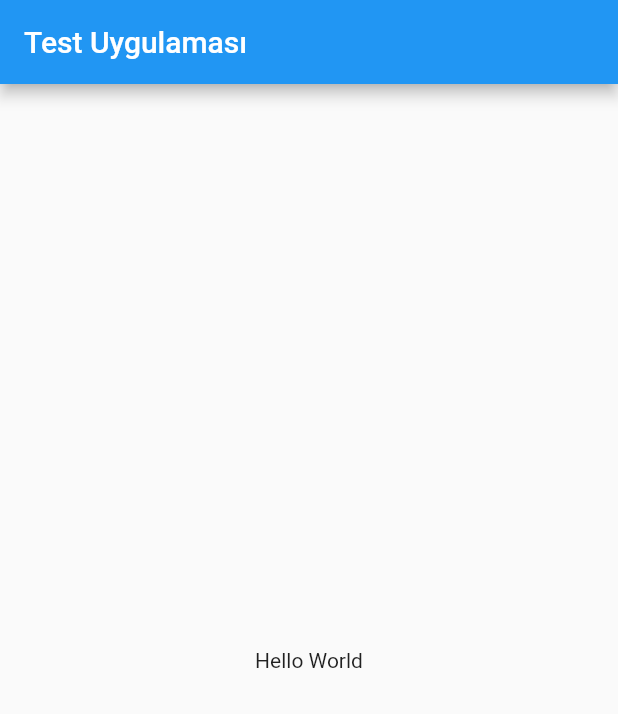
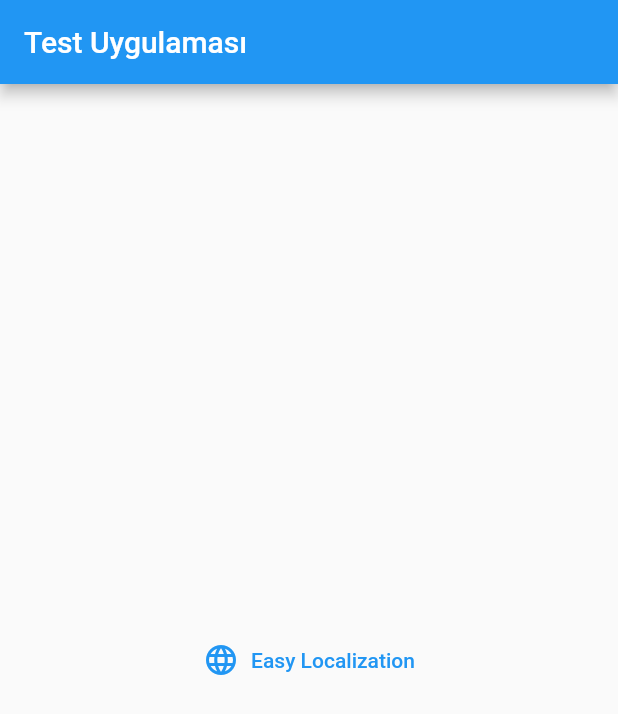
Before and after one commit to fehmivelioglu/flutter-test, a Flutter app: the screen it shows after launch, on a phone screen of 412 x 824 dp. Shown: the top 714 px of the screen. Run offline on Flutter 3.47's test engine with Material 2 defaults, Android fonts, the phone set to English and light mode, and no system bars; our stand-ins replace easy_localization.

Commit message:
localization ended

```diff
--- /dev/null
+++ b/lib/core/extension/lang_extension.dart
@@ -0,0 +1,5 @@
+import 'package:easy_localization/easy_localization.dart';
+
+extension StringLocalization on String {
+  String get locale => this.tr();
+}
--- a/lib/main.dart
+++ b/lib/main.dart
@@ -1,5 +1,6 @@
 import 'package:easy_localization/easy_localization.dart';
 import 'package:flutter/material.dart';
+import 'package:test/views/home/home_screen.dart';
 
 Future<void> main() async {
   WidgetsFlutterBinding.ensureInitialized();
@@ -22,16 +23,13 @@ class MyApp extends StatelessWidget {
 
   @override
   Widget build(BuildContext context) {
-    return MaterialApp(
+    return  MaterialApp(
       title: 'Test Uygulaması',
-      home: Scaffold(
-        appBar: AppBar(
-          title: const Text('Test Uygulaması'),
-        ),
-        body: const Center(
-          child: Text('Hello World'),
-        ),
-      ),
+      debugShowCheckedModeBanner: false,
+      supportedLocales: context.supportedLocales,
+      locale: context.locale,
+      localizationsDelegates: context.localizationDelegates,
+      home:const HomeScreen(),
     );
   }
 }
--- /dev/null
+++ b/lib/views/home/home_screen.dart
@@ -0,0 +1,26 @@
+import 'package:flutter/material.dart';
+
+import '../easy-localization/easylocalization_screen.dart';
+
+class HomeScreen extends StatelessWidget {
+  const HomeScreen({ Key? key }) : super(key: key);
+
+  @override
+  Widget build(BuildContext context) {
+    return Scaffold(
+        appBar: AppBar(
+          title: const Text('Test Uygulaması'),
+        ),
+        body: Center(
+            child: Column(
+              mainAxisAlignment: MainAxisAlignment.center,
+          children: [
+            TextButton.icon(
+                onPressed: () => Navigator.push(context, MaterialPageRoute(builder: (context)=>const EasyLocalizationScreen())),
+                icon: const Icon(Icons.language),
+                label: const Text('Easy Localization'))
+          ],
+        )),
+      );
+  }
+}
--- a/pubspec.yaml
+++ b/pubspec.yaml
@@ -59,8 +59,8 @@ flutter:
   uses-material-design: true
 
   # To add assets to your application, add an assets section, like this:
-  # assets:
-  #   - images/a_dot_burr.jpeg
+  assets:
+    - assets/lang/
   #   - images/a_dot_ham.jpeg
 
   # An image asset can refer to one or more resolution-specific "variants", see
```
Also changed, not shown: assets/lang/en-US.json (+7 -1 lines), assets/lang/tr-TR.json (+8 -1 lines), lib/views/easy-localization/easylocalization_screen.dart (added, +40 -0 lines), lib/core/extension/locale_keys.g.dart (added), lib/core/extension/locale_keys_help.g.dart (added), 5 other files.
